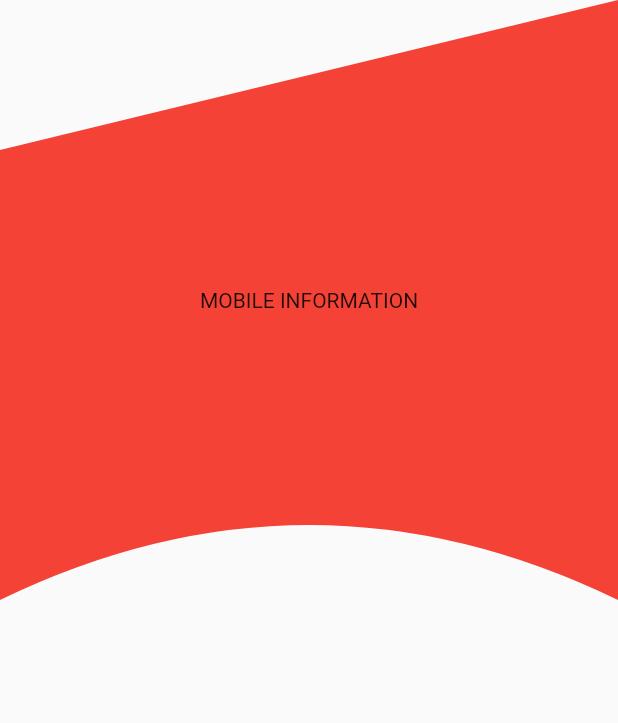
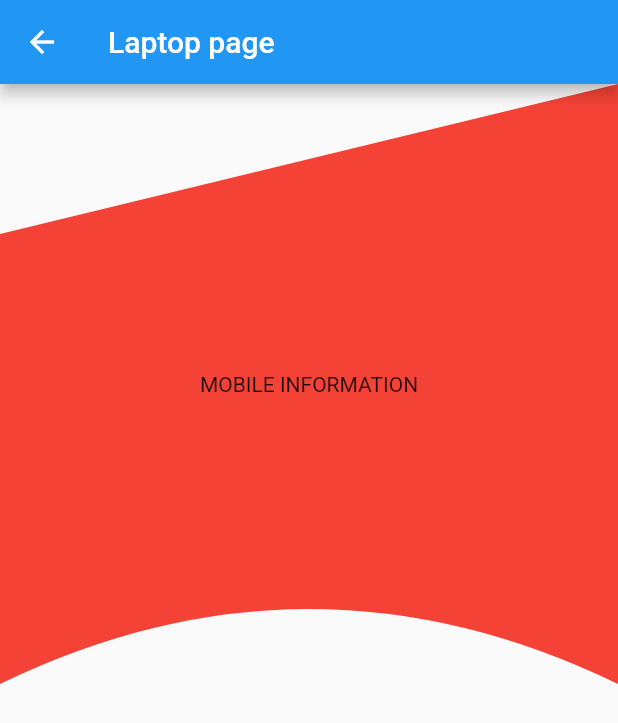
Before and after one commit to sharibkhan1/yaantrika, a Flutter app: the MobilePage screen opened directly, on a phone screen of 412 x 824 dp. Shown: the top 723 px of the screen. Run offline on Flutter 3.47's test engine with Material 2 defaults, Android fonts, the light colour scheme and no system bars; our stand-ins replace carousel_slider; missing offline and left inert: dart:html.

Commit message:
Update mobile.dart

```diff
--- a/lib/mobile.dart
+++ b/lib/mobile.dart
@@ -9,6 +9,9 @@ class _MobilePageState extends State<MobilePage> {
   @override
   Widget build(BuildContext context) {
     return Scaffold(
+      appBar: AppBar(
+        title: Text('Laptop page'),
+      ),
       body: ClipPath(
         clipper: CustomClipPath(),
         child: Container(
```
